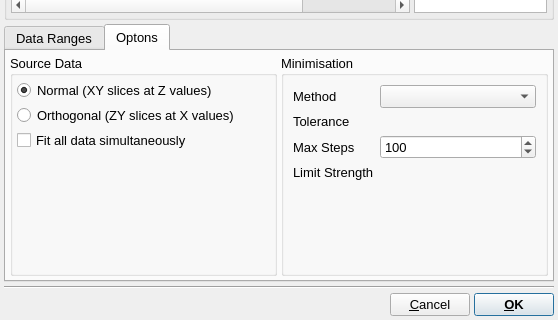
Before: the Qt Designer form src/gui/editfitkernel.ui in trisyoungs/uchroma, drawn with Qt 5; both pictures show x 0 to 558 and y 288 to 608 of the 558 by 608 pixel window.
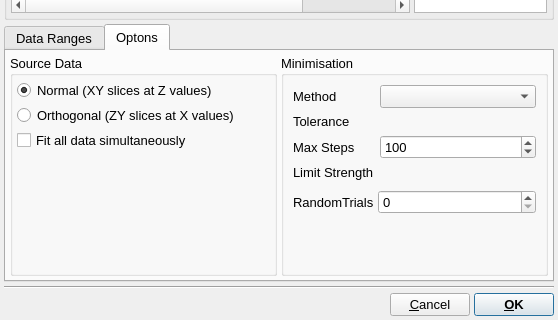
After: the same form once the commit is applied. The open tabs and pages were chosen to show the change. Icons and pictures are not drawn. Custom widgets are drawn as their Qt base class.

What changed in the file:
```diff
--- a/src/gui/editfitkernel.ui
+++ b/src/gui/editfitkernel.ui
@@ -993,7 +993,47 @@
                 </property>
                </widget>
               </item>
-              <item row="4" column="0">
+              <item row="4" column="0" colspan="2">
+               <widget class="QStackedWidget" name="MinimisationOptionsStack">
+                <property name="currentIndex">
+                 <number>1</number>
+                </property>
+                <widget class="QWidget" name="SDOptionsPage"/>
+                <widget class="QWidget" name="ModSDOptionsPage">
+                 <layout class="QGridLayout" name="gridLayout_3">
+                  <property name="leftMargin">
+                   <number>0</number>
+                  </property>
+                  <property name="topMargin">
+                   <number>4</number>
+                  </property>
+                  <property name="rightMargin">
+                   <number>0</number>
+                  </property>
+                  <property name="bottomMargin">
+                   <number>4</number>
+                  </property>
+                  <property name="spacing">
+                   <number>4</number>
+                  </property>
+                  <item row="0" column="0">
+                   <widget class="QLabel" name="label_2">
+                    <property name="text">
+                     <string>RandomTrials</string>
+                    </property>
+                   </widget>
+                  </item>
+                  <item row="0" column="1">
+                   <widget class="QSpinBox" name="OptionModSDNRandomTrialsSpin">
+                    <property name="sizePolicy">
+                     <sizepolicy hsizetype="Expanding" vsizetype="Fixed">
+                      <horstretch>0</horstretch>
+                      <verstretch>0</verstretch>
+                     </sizepolicy>
+                    </property>
+                   </widget>
+                  </item>
+                  <item row="1" column="0">
                <spacer name="verticalSpacer">
                 <property name="orientation">
                  <enum>Qt::Vertical</enum>
@@ -1001,10 +1041,15 @@
                 <property name="sizeHint" stdset="0">
                  <size>
                   <width>20</width>
-                  <height>40</height>
+                      <height>55</height>
                  </size>
                 </property>
                </spacer>
+                  </item>
+                 </layout>
+                </widget>
+                <widget class="QWidget" name="SimplexOptionsPage"/>
+               </widget>
               </item>
              </layout>
             </item>
```
Left out of the diff: 2 changed lines with no effect on the pictures. Lines whose indentation alone changed are shown as unchanged.
